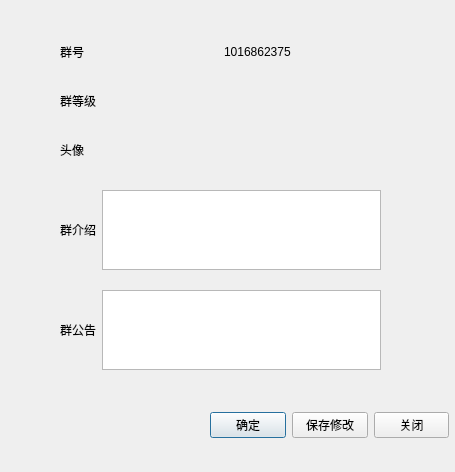
First picture: the form in groupinfo.ui, repository MacinChang/ichat, before the edit.
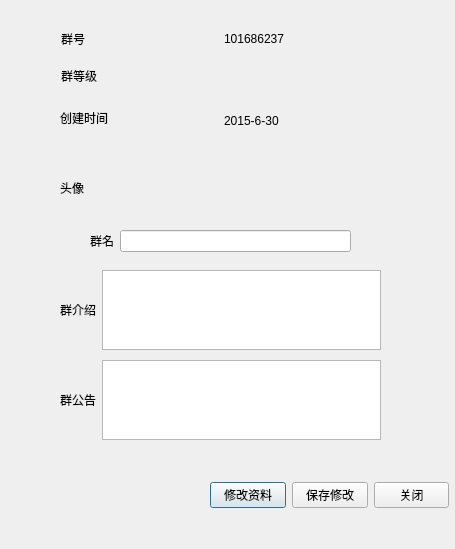
Second picture: the form after the edit. Icons and pictures are not drawn.

The edit to the form file:
```diff
--- a/groupinfo.ui
+++ b/groupinfo.ui
@@ -7,72 +7,17 @@
     <x>0</x>
     <y>0</y>
     <width>455</width>
-    <height>472</height>
+    <height>549</height>
    </rect>
   </property>
   <property name="windowTitle">
    <string>Dialog</string>
   </property>
-  <widget class="QWidget" name="formLayoutWidget_2">
-   <property name="geometry">
-    <rect>
-     <x>60</x>
-     <y>30</y>
-     <width>321</width>
-     <height>141</height>
-    </rect>
-   </property>
-   <layout class="QGridLayout" name="gridLayout">
-    <item row="2" column="1">
-     <widget class="QLabel" name="label_11">
-      <property name="text">
-       <string/>
-      </property>
-      <property name="pixmap">
-       <pixmap resource="resource.qrc">:/Images/12.png</pixmap>
-      </property>
-     </widget>
-    </item>
-    <item row="0" column="0">
-     <widget class="QLabel" name="label_3">
-      <property name="text">
-       <string>群号</string>
-      </property>
-     </widget>
-    </item>
-    <item row="2" column="0">
-     <widget class="QLabel" name="label_12">
-      <property name="text">
-       <string>头像</string>
-      </property>
-     </widget>
-    </item>
-    <item row="1" column="0">
-     <widget class="QLabel" name="label">
-      <property name="text">
-       <string>群等级</string>
-      </property>
-     </widget>
-    </item>
-    <item row="0" column="1">
-     <widget class="QLabel" name="label_13">
-      <property name="text">
-       <string>1016862375</string>
-      </property>
-     </widget>
-    </item>
-   </layout>
-   <zorder>label_11</zorder>
-   <zorder>label</zorder>
-   <zorder>label_3</zorder>
-   <zorder>label_12</zorder>
-   <zorder>label_13</zorder>
-  </widget>
   <widget class="QWidget" name="horizontalLayoutWidget">
    <property name="geometry">
     <rect>
      <x>210</x>
-     <y>380</y>
+     <y>450</y>
      <width>239</width>
      <height>91</height>
     </rect>
@@ -81,7 +26,7 @@
     <item>
      <widget class="QPushButton" name="pushButton_2">
       <property name="text">
-       <string>确定</string>
+       <string>修改资料</string>
       </property>
      </widget>
     </item>
@@ -105,7 +50,7 @@
    <property name="geometry">
     <rect>
      <x>60</x>
-     <y>190</y>
+     <y>270</y>
      <width>321</width>
      <height>80</height>
     </rect>
@@ -127,7 +72,7 @@
    <property name="geometry">
     <rect>
      <x>60</x>
-     <y>290</y>
+     <y>360</y>
      <width>321</width>
      <height>80</height>
     </rect>
@@ -145,6 +90,148 @@
     </item>
    </layout>
   </widget>
+  <widget class="QWidget" name="layoutWidget">
+   <property name="geometry">
+    <rect>
+     <x>90</x>
+     <y>230</y>
+     <width>261</width>
+     <height>22</height>
+    </rect>
+   </property>
+   <layout class="QHBoxLayout" name="horizontalLayout_4">
+    <item>
+     <widget class="QLabel" name="label_6">
+      <property name="text">
+       <string>群名</string>
+      </property>
+     </widget>
+    </item>
+    <item>
+     <widget class="QLineEdit" name="NameEdit"/>
+    </item>
+   </layout>
+  </widget>
+  <widget class="QLabel" name="label_7">
+   <property name="geometry">
+    <rect>
+     <x>60</x>
+     <y>110</y>
+     <width>48</width>
+     <height>16</height>
+    </rect>
+   </property>
+   <property name="text">
+    <string>创建时间</string>
+   </property>
+  </widget>
+  <widget class="QLabel" name="label_12">
+   <property name="geometry">
+    <rect>
+     <x>60</x>
+     <y>180</y>
+     <width>24</width>
+     <height>16</height>
+    </rect>
+   </property>
+   <property name="text">
+    <string>头像</string>
+   </property>
+  </widget>
+  <widget class="QLabel" name="label">
+   <property name="geometry">
+    <rect>
+     <x>61</x>
+     <y>68</y>
+     <width>36</width>
+     <height>16</height>
+    </rect>
+   </property>
+   <property name="text">
+    <string>群等级</string>
+   </property>
+  </widget>
+  <widget class="QLabel" name="GroupNum">
+   <property name="geometry">
+    <rect>
+     <x>224</x>
+     <y>31</y>
+     <width>60</width>
+     <height>16</height>
+    </rect>
+   </property>
+   <property name="text">
+    <string>1016862375</string>
+   </property>
+  </widget>
+  <widget class="QLabel" name="label_3">
+   <property name="geometry">
+    <rect>
+     <x>61</x>
+     <y>31</y>
+     <width>24</width>
+     <height>16</height>
+    </rect>
+   </property>
+   <property name="text">
+    <string>群号</string>
+   </property>
+  </widget>
+  <widget class="QLabel" name="label_9">
+   <property name="geometry">
+    <rect>
+     <x>224</x>
+     <y>68</y>
+     <width>76</width>
+     <height>22</height>
+    </rect>
+   </property>
+   <property name="text">
+    <string/>
+   </property>
+   <property name="pixmap">
+    <pixmap resource="resource.qrc">:/Images/Level.png</pixmap>
+   </property>
+  </widget>
+  <widget class="QLabel" name="SetupTime">
+   <property name="geometry">
+    <rect>
+     <x>224</x>
+     <y>105</y>
+     <width>156</width>
+     <height>31</height>
+    </rect>
+   </property>
+   <property name="text">
+    <string>2015-6-30</string>
+   </property>
+  </widget>
+  <widget class="QPushButton" name="GroupFaceBtn">
+   <property name="geometry">
+    <rect>
+     <x>224</x>
+     <y>142</y>
+     <width>72</width>
+     <height>68</height>
+    </rect>
+   </property>
+   <property name="text">
+    <string/>
+   </property>
+   <property name="icon">
+    <iconset resource="resource.qrc">
+     <normaloff>:/Images/12.png</normaloff>:/Images/12.png</iconset>
+   </property>
+   <property name="iconSize">
+    <size>
+     <width>60</width>
+     <height>60</height>
+    </size>
+   </property>
+   <property name="flat">
+    <bool>true</bool>
+   </property>
+  </widget>
  </widget>
  <resources>
   <include location="resource.qrc"/>
```
Left out of the diff: 12 changed lines with no effect on the pictures.
